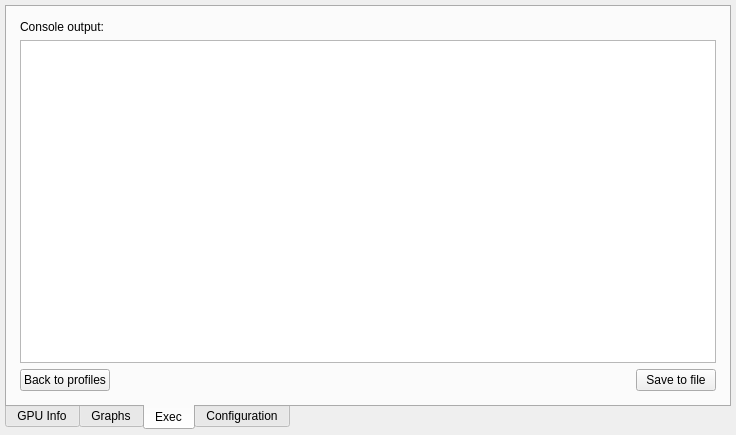
Qt form radeon-profile/radeon_profile.ui (marazmista/radeon-profile) before a commit.
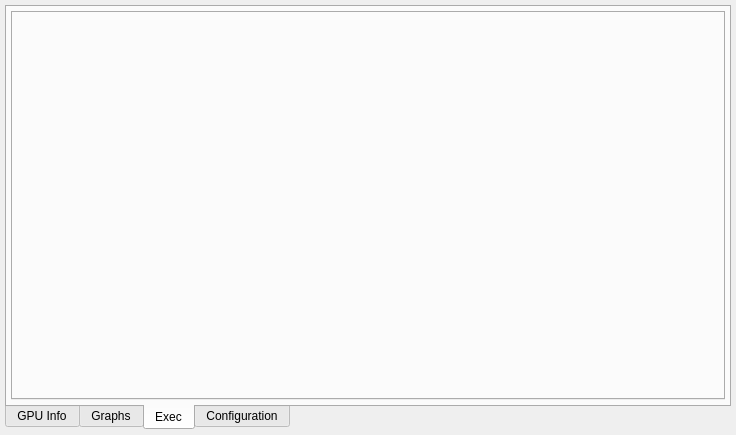
The same form after that commit. The open tabs and pages were chosen to show the change. Icons and pictures are not drawn. Custom widgets are drawn as their Qt base class.

Commit message: added support for executing multiple items from exec tab

Patch:
```diff
--- a/radeon-profile/radeon_profile.ui
+++ b/radeon-profile/radeon_profile.ui
@@ -2076,60 +2076,27 @@
           </widget>
           <widget class="QWidget" name="page_output">
            <layout class="QVBoxLayout" name="verticalLayout_11">
+            <property name="spacing">
+             <number>3</number>
+            </property>
+            <property name="leftMargin">
+             <number>2</number>
+            </property>
+            <property name="topMargin">
+             <number>2</number>
+            </property>
+            <property name="rightMargin">
+             <number>2</number>
+            </property>
+            <property name="bottomMargin">
+             <number>2</number>
+            </property>
             <item>
-             <layout class="QVBoxLayout" name="verticalLayout_10">
-              <item>
-               <widget class="QLabel" name="label_14">
-                <property name="text">
-                 <string>Console output:</string>
-                </property>
-               </widget>
-              </item>
-              <item>
-               <widget class="QPlainTextEdit" name="txt_consoleOutput">
-                <property name="font">
-                 <font>
-                  <family>Monospace</family>
-                  <pointsize>8</pointsize>
-                 </font>
-                </property>
-                <property name="readOnly">
-                 <bool>true</bool>
-                </property>
-               </widget>
-              </item>
-             </layout>
-            </item>
-            <item>
-             <layout class="QHBoxLayout" name="horizontalLayout_7">
-              <item>
-               <widget class="QPushButton" name="btn_backToProfiles">
-                <property name="text">
-                 <string>Back to profiles</string>
-                </property>
-               </widget>
-              </item>
-              <item>
-               <spacer name="horizontalSpacer_5">
-                <property name="orientation">
-                 <enum>Qt::Horizontal</enum>
-                </property>
-                <property name="sizeHint" stdset="0">
-                 <size>
-                  <width>40</width>
-                  <height>20</height>
-                 </size>
-                </property>
-               </spacer>
-              </item>
-              <item>
-               <widget class="QPushButton" name="btn_saveToFile">
-                <property name="text">
-                 <string>Save to file</string>
-                </property>
-               </widget>
-              </item>
-             </layout>
+             <widget class="QTabWidget" name="tabs_execOutputs">
+              <property name="tabsClosable">
+               <bool>true</bool>
+              </property>
+             </widget>
             </item>
            </layout>
           </widget>
```
Left out of the diff: 2 changed lines with no effect on the pictures. The commit also changes 8 other files.
